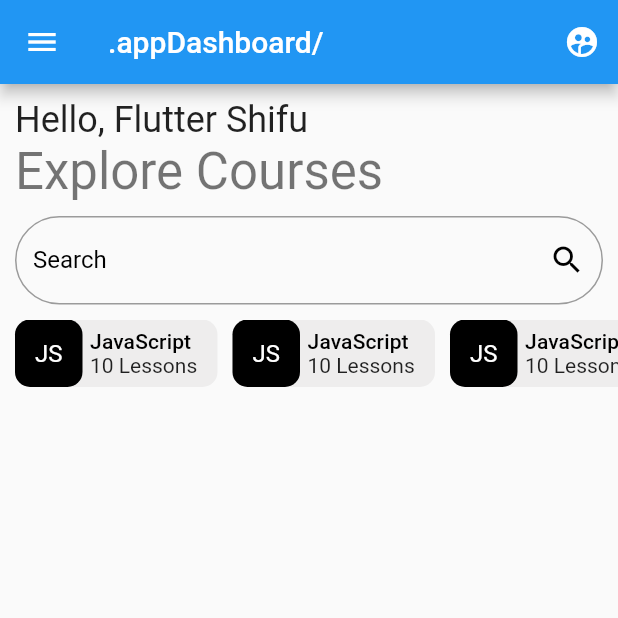
After one commit to visualhub/authentication, a Flutter app: the screen it shows after launch, after a tap on "Login", on a phone screen of 412 x 824 dp, the top half of it. The commit adds this screen. Run offline on Flutter 3.47's test engine with Material 2 defaults, Android fonts, the phone set to English and light mode, and no system bars; our stand-ins replace flutter_otp_text_field, get.

Commit message:
added dashboard screen

```diff
--- a/lib/src/common_widgets/text_form_field_widget/model/text_form_field_model.dart
+++ b/lib/src/common_widgets/text_form_field_widget/model/text_form_field_model.dart
@@ -9,6 +9,7 @@ class TextFormFieldModel {
     this.suffixIcon,
   });
   String? hintText, labelText;
-  Icon? prefixIcon, suffixIcon;
+  Icon? prefixIcon;
+  IconButton? suffixIcon;
   TextInputType? keyboardType;
 }
--- a/lib/src/common_widgets/text_form_field_widget/screen/text_form_field_widget.dart
+++ b/lib/src/common_widgets/text_form_field_widget/screen/text_form_field_widget.dart
@@ -6,17 +6,35 @@ class TextFormFieldWidget extends StatelessWidget {
     super.key,
     required this.model,
     required this.obscureText,
+    required this.roundedBorder,
   });
 
-  final bool obscureText;
+  final bool obscureText, roundedBorder;
 
   final TextFormFieldModel? model;
 
   @override
   Widget build(BuildContext context) {
     return TextFormField(
+      cursorColor: Colors.black38,
       keyboardType: model!.keyboardType,
       decoration: InputDecoration(
+          enabledBorder: OutlineInputBorder(
+            borderRadius: roundedBorder
+                ? BorderRadius.circular(30)
+                : BorderRadius.circular(4),
+            borderSide: const BorderSide(
+              color: Colors.black38, // Set your desired border color
+            ),
+          ),
+          focusedBorder: OutlineInputBorder(
+            borderRadius: roundedBorder
+                ? BorderRadius.circular(30)
+                : BorderRadius.circular(4),
+            borderSide: const BorderSide(
+              color: Colors.black, // Set your desired border color
+            ),
+          ),
           suffixIcon: model!.suffixIcon,
           prefixIcon: model!.prefixIcon,
           labelText: model!.labelText,
--- a/lib/src/common_widgets/text_form_field_widget/text_form_field_widget.dart
+++ /dev/null
@@ -1,27 +0,0 @@
-import 'package:auth/src/common_widgets/text_form_field_widget/model/text_form_field_model.dart';
-import 'package:flutter/material.dart';
-
-class TextFormFieldWidget extends StatelessWidget {
-  const TextFormFieldWidget({
-    super.key,
-    required this.model,
-    required this.obscureText,
-  });
-
-  final bool obscureText;
-
-  final TextFormFieldModel? model;
-
-  @override
-  Widget build(BuildContext context) {
-    return TextFormField(
-      keyboardType: model!.keyboardType,
-      decoration: InputDecoration(
-          suffixIcon: model!.suffixIcon,
-          prefixIcon: model!.prefixIcon,
-          labelText: model!.labelText,
-          hintText: model!.hintText),
-      obscureText: obscureText,
-    );
-  }
-}
--- a/lib/src/features/authentication/screens/forget_password_screens/forget_password_email.dart
+++ b/lib/src/features/authentication/screens/forget_password_screens/forget_password_email.dart
@@ -35,6 +35,7 @@ class ForgetPasswordEmailScreen extends StatelessWidget {
               height: 20,
             ),
             TextFormFieldWidget(
+              roundedBorder: false,
               model: TextFormFieldModel(
                 hintText: "Email",
                 labelText: "Email",
--- a/lib/src/features/authentication/screens/login/log_in.dart
+++ b/lib/src/features/authentication/screens/login/log_in.dart
@@ -5,6 +5,7 @@ import 'package:auth/src/common_widgets/auth_widget/auth_footer_widget.dart';
 import 'package:auth/src/common_widgets/auth_widget/auth_header_widget.dart';
 import 'package:auth/src/constants/image_strings.dart';
 import 'package:auth/src/constants/text_strings.dart';
+import 'package:auth/src/features/user_dashboard/screens/user_dashboard.dart';
 import 'package:flutter/material.dart';
 import 'package:get/get.dart';
 
@@ -31,6 +32,11 @@ class LogInScreen extends StatelessWidget {
               const AuthHeaderWidget(
                   subTitle: tLoginPageSubTitle, title: "Login"),
               LoginFormWidget(
+                onPressedLogin: () {
+                  Get.to(
+                    () => const UserDashboard(),
+                  );
+                },
                 onPressedForgetPassword: () {
                   ForgetPasswordScreen.forgetPasswordShowModelBottomSheet(
                       context);
--- a/lib/src/features/authentication/widgets/login_widgets/login_form_widget.dart
+++ b/lib/src/features/authentication/widgets/login_widgets/login_form_widget.dart
@@ -19,6 +19,7 @@ class LoginFormWidget extends StatelessWidget {
         child: Column(
           children: [
             TextFormFieldWidget(
+              roundedBorder: false,
               obscureText: false,
               model: TextFormFieldModel(
                 hintText: "Email",
@@ -31,12 +32,15 @@ class LoginFormWidget extends StatelessWidget {
               height: 10,
             ),
             TextFormFieldWidget(
+              roundedBorder: false,
               obscureText: true,
               model: TextFormFieldModel(
                 hintText: "Password",
                 keyboardType: TextInputType.text,
                 labelText: "Password",
-                suffixIcon: const Icon(Icons.remove_red_eye_outlined),
+                suffixIcon: IconButton(
+                    onPressed: () {},
+                    icon: const Icon(Icons.remove_red_eye_outlined)),
                 prefixIcon: const Icon(Icons.password_outlined),
               ),
             ),
--- a/lib/src/features/authentication/widgets/signup_widgets/signup_form_widget.dart
+++ b/lib/src/features/authentication/widgets/signup_widgets/signup_form_widget.dart
@@ -16,6 +16,7 @@ class SignUpFormWidget extends StatelessWidget {
         child: Column(
           children: [
             TextFormFieldWidget(
+              roundedBorder: false,
               model: TextFormFieldModel(
                 prefixIcon: const Icon(Icons.person_outline_outlined),
                 hintText: "Full name",
@@ -28,6 +29,7 @@ class SignUpFormWidget extends StatelessWidget {
               height: 10,
             ),
             TextFormFieldWidget(
+              roundedBorder: false,
               model: TextFormFieldModel(
                 prefixIcon: const Icon(Icons.email_outlined),
                 hintText: "Your email",
@@ -40,6 +42,7 @@ class SignUpFormWidget extends StatelessWidget {
               height: 10,
             ),
             TextFormFieldWidget(
+              roundedBorder: false,
               model: TextFormFieldModel(
                 prefixIcon: const Icon(Icons.contact_phone_outlined),
                 hintText: "Your phone number",
@@ -52,6 +55,7 @@ class SignUpFormWidget extends StatelessWidget {
               height: 10,
             ),
             TextFormFieldWidget(
+              roundedBorder: false,
               model: TextFormFieldModel(
                 prefixIcon: const Icon(Icons.password_outlined),
                 hintText: "Password",
--- /dev/null
+++ b/lib/src/features/user_dashboard/screens/user_dashboard.dart
@@ -0,0 +1,157 @@
+import 'package:auth/src/common_widgets/text_form_field_widget/model/text_form_field_model.dart';
+import 'package:auth/src/common_widgets/text_form_field_widget/screen/text_form_field_widget.dart';
+import 'package:flutter/material.dart';
+
+class UserDashboard extends StatelessWidget {
+  const UserDashboard({super.key});
+
+  @override
+  Widget build(BuildContext context) {
+    return Scaffold(
+      appBar: AppBar(
+        title: const Text(".appDashboard/"),
+        leading: IconButton(onPressed: () {}, icon: const Icon(Icons.menu)),
+        actions: [
+          IconButton(
+            onPressed: () {},
+            icon: const Icon(Icons.supervised_user_circle),
+          ),
+        ],
+      ),
+      body: ListView(
+        children: [
+          Container(
+            padding: const EdgeInsets.all(10),
+            child: Column(
+              mainAxisAlignment: MainAxisAlignment.start,
+              crossAxisAlignment: CrossAxisAlignment.start,
+              children: [
+                Text(
+                  "Hello, Flutter Shifu",
+                  style: Theme.of(context).textTheme.headlineSmall,
+                ),
+                Text(
+                  "Explore Courses",
+                  style: Theme.of(context).textTheme.headlineMedium,
+                ),
+                const SizedBox(
+                  height: 10,
+                ),
+                TextFormFieldWidget(
+                    roundedBorder: true,
+                    model: TextFormFieldModel(
+                        hintText: "Search",
+                        labelText: "Search",
+                        suffixIcon: IconButton(
+                            onPressed: () {}, icon: const Icon(Icons.search))),
+                    obscureText: false),
+                const SizedBox(
+                  height: 0,
+                ),
+              ],
+            ),
+          ),
+          SizedBox(
+            height: 45,
+            child: ListView(
+              scrollDirection: Axis.horizontal,
+              children: const [
+                DashboardLessonsCard(),
+                DashboardLessonsCard(),
+                DashboardLessonsCard(),
+                DashboardLessonsCard(),
+                DashboardLessonsCard(),
+              ],
+            ),
+          ),
+        ],
+      ),
+    );
+  }
+}
+
+class DashboardLessonsCard extends StatelessWidget {
+  const DashboardLessonsCard({
+    super.key,
+  });
+
+  @override
+  Widget build(BuildContext context) {
+    return Padding(
+      padding: const EdgeInsets.only(left: 10.0),
+      child: Container(
+        decoration: BoxDecoration(
+          color: const Color.fromARGB(31, 148, 145, 145),
+          borderRadius: BorderRadius.circular(10),
+        ),
+        height: 45,
+        width: 135,
+        child: Row(
+          children: [
+            Container(
+              height: 45,
+              width: 45,
+              decoration: BoxDecoration(
+                color: Colors.black,
+                borderRadius: BorderRadius.circular(10),
+              ),
+              child: Align(
+                alignment: Alignment.center,
+                child: Text(
+                  "JS",
+                  style: Theme.of(context)
+                      .textTheme
+                      .titleMedium
+                      ?.apply(color: Colors.white),
+                ),
+              ),
+            ),
+            const SizedBox(
+              width: 5,
+            ),
+            Flexible(
+              child: Column(
+                mainAxisAlignment: MainAxisAlignment.center,
+                crossAxisAlignment: CrossAxisAlignment.start,
+                children: [
+                  Text(
+                    "JavaScript",
+                    style: Theme.of(context).textTheme.titleSmall,
+                    overflow: TextOverflow.ellipsis,
+                  ),
+                  Text(
+                    "10 Lessons",
+                    style: Theme.of(context).textTheme.bodyMedium,
+                  ),
+                ],
+              ),
+            )
+          ],
+        ),
+      ),
+    );
+  }
+}
+
+
+//  SizedBox(
+//           height: 45,
+//           child: ListView(
+//             shrinkWrap: true,
+//             scrollDirection: Axis.horizontal,
+//             children: [
+//               Container(
+//                 width: 170,
+//                 color: Colors.amber,
+//               ),
+//               Container(
+//                 width: 170,
+//                 color: Colors.brown,
+//               ),
+//               Container(
+//                 width: 170,
+//                 color: Colors.blueGrey,
+//               ),
+//             ],
+//           ),
+//         ),
```
